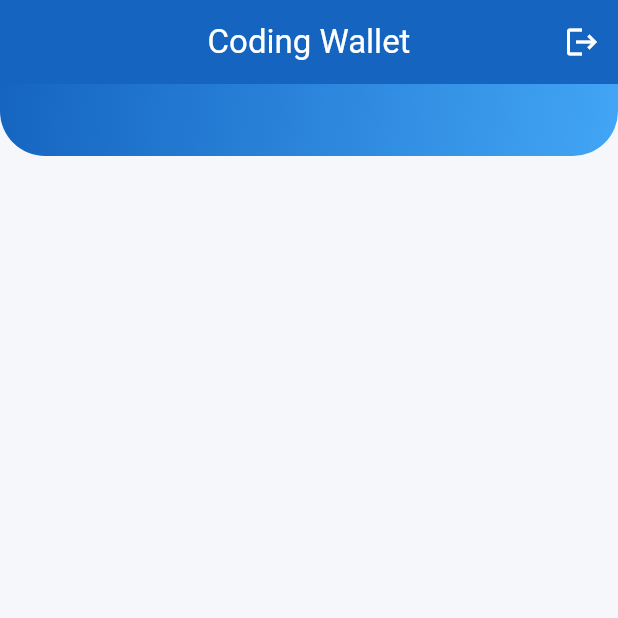
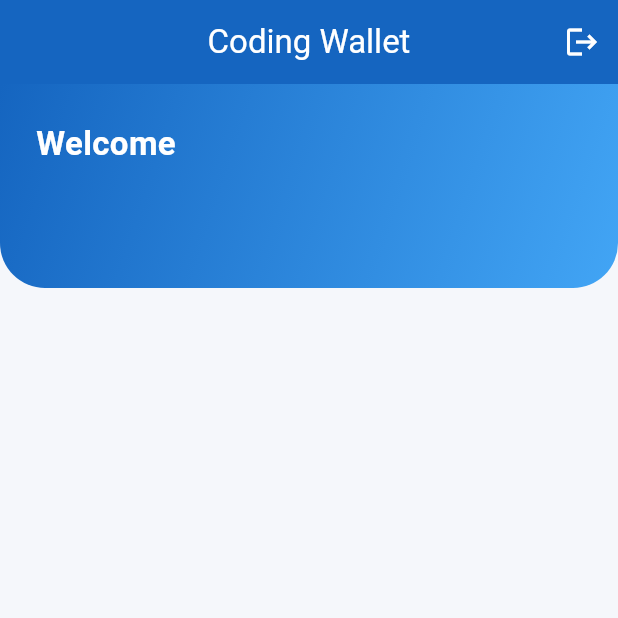
Before and after one commit to vanstrong4/coding-wallet, a Flutter app: the HomeScreen screen opened directly, on a phone screen of 412 x 824 dp, the top half of it. Run offline on Flutter 3.47's test engine with Material 3 defaults, Android fonts, the phone set to English and light mode, and no system bars; our stand-ins replace cloud_firestore, firebase_auth, firebase_core; accounts and stored records are empty.

Commit message:
bikin login session

```diff
--- a/lib/features/wallet/screens/home_screen.dart
+++ b/lib/features/wallet/screens/home_screen.dart
@@ -88,6 +88,28 @@ class HomeScreen extends StatelessWidget {
                       bottomRight: Radius.circular(30),
                     ),
                   ),
+                  child: Column(
+                    crossAxisAlignment: CrossAxisAlignment.start,
+                    children: [
+                      Text(
+                        "Welcome ${data['name']}",
+                        style: const TextStyle(
+                          color: Colors.white,
+                          fontSize: 22,
+                          fontWeight: FontWeight.bold,
+                        ),
+                      ),
+
+                      const SizedBox(height: 6),
+
+                      Text(
+                        data['email'],
+                        style: const TextStyle(color: Colors.white70),
+                      ),
+
+                      const SizedBox(height: 30),
+                    ],
+                  ),
                 ),
               ],
             ),
```
